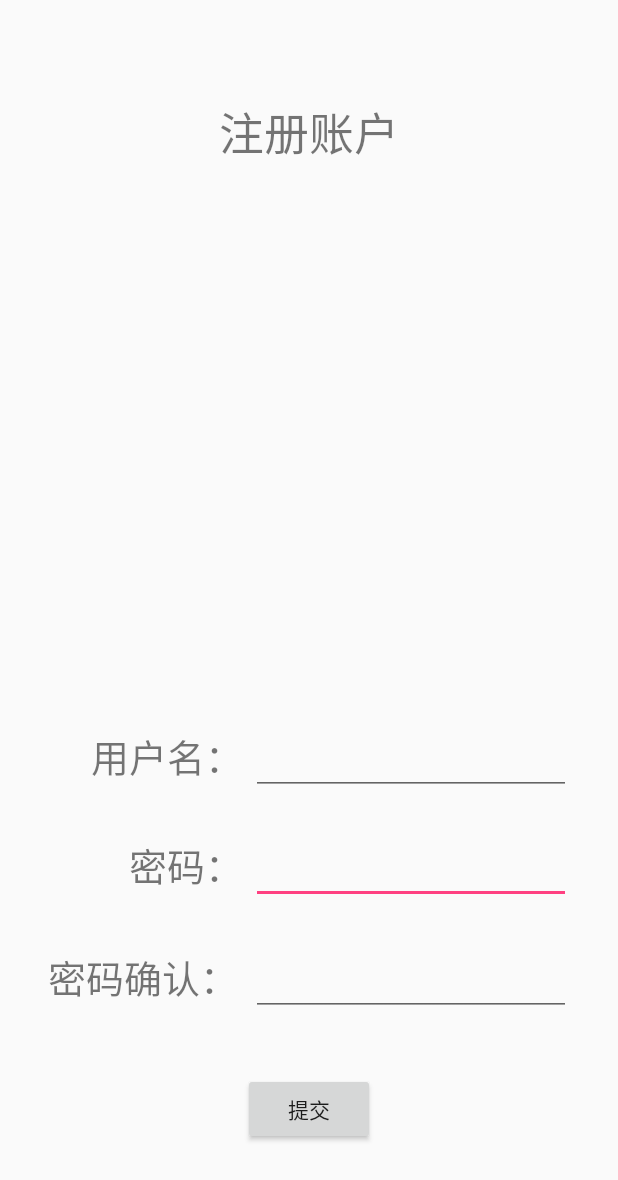
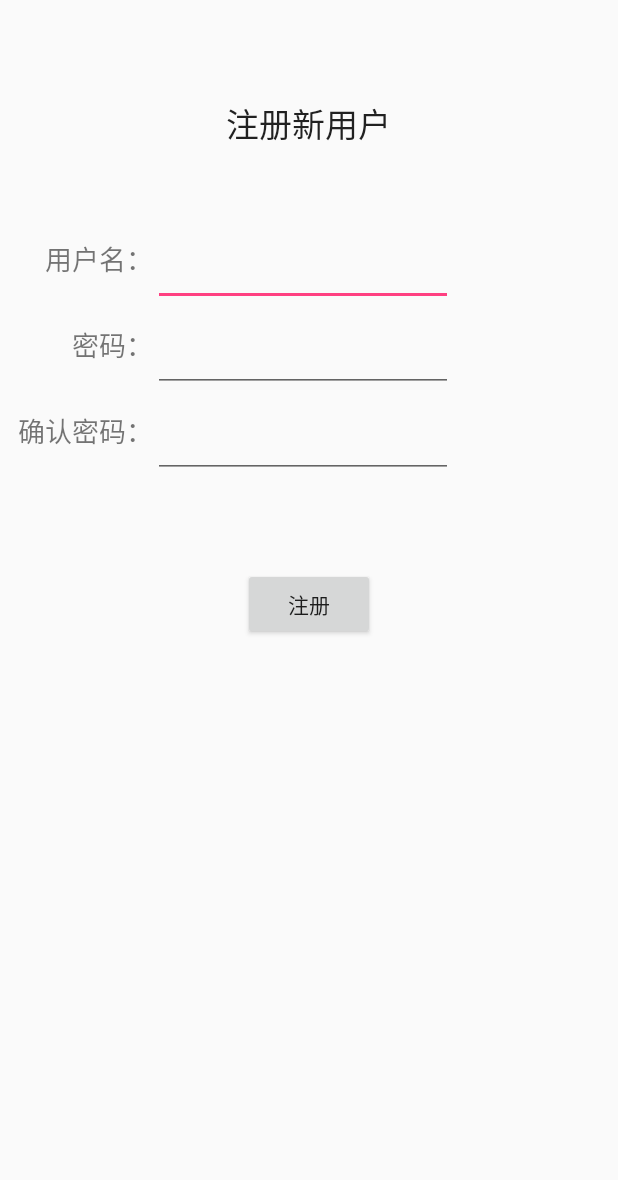
Before and after one commit to renisfan/software_develop, an Android app: the RegisterActivity screen opened directly, with no data from a screen before it, on a phone screen of 412 x 824 dp. Shown: the top 1180 px of the screen. Run offline under Robolectric (Android 15) with nearby library versions, the phone set to English and light mode, and no system bars.

Commit message:
Fix UI & Game bugs
Fix UI for login/register.
Fix game bugs, improve game level & UI design.
Move logout check to MainActivity.finish()
Code cleanup & add comments.

```diff
--- a/MatchCards/app/src/main/AndroidManifest.xml
+++ b/MatchCards/app/src/main/AndroidManifest.xml
@@ -10,8 +10,7 @@
         android:theme="@style/AppTheme" >
         <activity
             android:name=".LoginActivity"
-            android:label="@string/app_name"
-            android:theme="@style/AppTheme" >
+            android:label="@string/app_name" >
             <intent-filter>
                 <action android:name="android.intent.action.MAIN" />
 
--- a/MatchCards/app/src/main/java/com/fdusoft/matchcards/GameFragment.java
+++ b/MatchCards/app/src/main/java/com/fdusoft/matchcards/GameFragment.java
@@ -62,7 +62,6 @@ public class GameFragment extends Fragment {
 
             @Override
             public void onClick(View v) {
-                // TODO Auto-generated method stub
                 if (gameChance <= 0) {
                     Toast.makeText(getActivity().getApplicationContext(),
                             "游戏次数不足!", Toast.LENGTH_SHORT).show();
@@ -73,7 +72,7 @@ public class GameFragment extends Fragment {
                                     gameChance));
                     Intent intent = new Intent();
                     intent.setClass(getActivity(), GameActivity.class);
-                    getActivity().startActivityForResult(intent, 0);
+                    getActivity().startActivityForResult(intent, MainActivity.REQUEST_GAME);
                 }
             }
         });
--- a/MatchCards/app/src/main/res/layout/activity_register.xml
+++ b/MatchCards/app/src/main/res/layout/activity_register.xml
@@ -2,92 +2,88 @@
 <RelativeLayout xmlns:android="http://schemas.android.com/apk/res/android"
     android:layout_width="match_parent" android:layout_height="match_parent">
 
-    <TextView android:text="注册账户" android:layout_width="wrap_content"
+    <TextView android:text="@string/register_hint" android:layout_width="wrap_content"
         android:layout_height="wrap_content"
-        android:id="@+id/textView"
-        android:textSize="30dp"
+        android:textAppearance="?android:attr/textAppearanceLarge"
+        android:id="@+id/register_title"
         android:layout_alignParentTop="true"
         android:layout_centerHorizontal="true"
         android:layout_marginTop="65dp" />
 
+    <TextView
+        android:layout_width="wrap_content"
+        android:layout_height="wrap_content"
+        android:text="@string/input_username"
+        android:id="@+id/register_username"
+        android:gravity="center"
+        android:textSize="18sp"
+        android:layout_alignParentLeft="true"
+        android:layout_alignParentStart="true"
+        android:layout_below="@id/register_title"
+        android:layout_marginTop="60dp"
+        android:layout_marginLeft="30dp"
+        android:layout_marginStart="30dp"/>
+
     <EditText
+        android:layout_width="200dp"
+        android:layout_height="wrap_content"
+        android:inputType="text"
+        android:ems="10"
+        android:id="@+id/eusername"
+        android:layout_alignTop="@id/register_username"
+        android:layout_toRightOf="@id/register_username"
+        android:layout_toEndOf="@id/register_username"/>
+
+    <TextView
         android:layout_width="wrap_content"
+        android:layout_height="wrap_content"
+        android:text="@string/input_password"
+        android:id="@+id/register_password"
+        android:gravity="center"
+        android:textSize="18sp"
+        android:layout_below="@id/register_username"
+        android:layout_alignRight="@+id/register_username"
+        android:layout_alignEnd="@id/register_username"
+        android:layout_marginTop="30dp" />
+
+    <EditText
+        android:layout_width="200dp"
         android:layout_height="wrap_content"
         android:inputType="textPassword"
         android:ems="10"
         android:id="@+id/epassword"
-        android:layout_alignParentBottom="true"
-        android:layout_alignParentRight="true"
-        android:layout_alignParentEnd="true"
-        android:layout_marginRight="31dp"
-        android:layout_marginEnd="31dp"
-        android:layout_marginBottom="221dp" />
-
-    <EditText
-        android:layout_width="wrap_content"
-        android:layout_height="wrap_content"
-        android:inputType="textPersonName"
-        android:ems="10"
-        android:id="@+id/eusername"
-        android:layout_marginBottom="27dp"
-        android:layout_above="@+id/epassword"
-        android:layout_alignLeft="@+id/epassword"
-        android:layout_alignStart="@+id/epassword"
-        android:layout_alignRight="@+id/epassword"
-        android:layout_alignEnd="@+id/epassword" />
+        android:layout_alignTop="@id/register_password"
+        android:layout_toRightOf="@id/register_password"
+        android:layout_toEndOf="@id/register_password" />
 
     <TextView
         android:layout_width="wrap_content"
         android:layout_height="wrap_content"
-        android:text="用户名："
-        android:id="@+id/textView2"
+        android:text="@string/input_password2"
+        android:id="@+id/register_password2"
         android:gravity="center"
-        android:textSize="25dp"
-        android:layout_alignTop="@+id/eusername"
-        android:layout_toLeftOf="@+id/button"
-        android:layout_toStartOf="@+id/button" />
-
-    <TextView
-        android:layout_width="wrap_content"
-        android:layout_height="wrap_content"
-        android:text="         密码："
-        android:id="@+id/textView3"
-        android:textSize="25dp"
-        android:gravity="center"
-        android:layout_alignTop="@+id/epassword"
-        android:layout_alignRight="@+id/textView2"
-        android:layout_alignEnd="@+id/textView2" />
+        android:textSize="18sp"
+        android:layout_below="@id/register_password"
+        android:layout_alignRight="@+id/register_password"
+        android:layout_alignEnd="@+id/register_password"
+        android:layout_marginTop="30dp"/>
 
     <EditText
-        android:layout_width="wrap_content"
+        android:layout_width="200dp"
         android:layout_height="wrap_content"
         android:inputType="textPassword"
         android:ems="10"
         android:id="@+id/epassword2"
-        android:layout_below="@+id/textView3"
-        android:layout_alignLeft="@+id/epassword"
-        android:layout_alignStart="@+id/epassword"
-        android:layout_marginTop="36dp"
-        android:layout_alignRight="@+id/epassword"
-        android:layout_alignEnd="@+id/epassword" />
-
-    <TextView
-        android:layout_width="wrap_content"
-        android:layout_height="wrap_content"
-        android:text="密码确认："
-        android:id="@+id/textView4"
-        android:textSize="25dp"
-        android:gravity="center"
-        android:layout_alignTop="@+id/epassword2"
-        android:layout_alignLeft="@+id/textView3"
-        android:layout_alignStart="@+id/textView3" />
+        android:layout_alignTop="@id/register_password2"
+        android:layout_toRightOf="@+id/register_password2"
+        android:layout_toEndOf="@+id/register_password2" />
 
     <Button
         android:layout_width="wrap_content"
         android:layout_height="wrap_content"
-        android:text="提交"
+        android:text="@string/action_register"
         android:id="@+id/button"
-        android:layout_marginTop="38dp"
+        android:layout_marginTop="60dp"
         android:layout_below="@+id/epassword2"
         android:layout_centerHorizontal="true" />
 </RelativeLayout>
--- a/MatchCards/app/src/main/res/values/strings.xml
+++ b/MatchCards/app/src/main/res/values/strings.xml
@@ -7,15 +7,25 @@
     <string name="friend_section">我的好友</string>
     <string name="group_section">我的群组</string>
     <string name="action_logout">注销</string>
+    <string name="login_hint">用户登录</string>
     <string name="action_login">登录</string>
     <string name="action_register">注册</string>
+    <string name="register_hint">注册新用户</string>
+    <string name="input_username">用户名：</string>
+    <string name="input_password">密码：</string>
+    <string name="input_password2">确认密码：</string>
+    <string name="register_success">注册成功</string>
+    <string name="error_name_used">该用户名已被注册</string>
+    <string name="error_diffrent_password">两次密码不一致</string>
+    <string name="error_empty">用户名密码不能为空</string>
+    <string name="action_confirm">确定</string>
     <string name="action_cancel">取消</string>
     <string name="username_hint">输入用户名</string>
     <string name="password_hint">输入密码</string>
     <string name="game_chance">剩余游戏次数:%1$d</string>
     <string name="high_score">我的最高分:%1$d</string>
     <string name="game_start">开始游戏</string>
-    <string name="game_score">MatchCards Preview\nScore: %1$d</string>
+    <string name="game_score">分数:%1$d</string>
     <string name="game_level">等级:%1$d　限时:%2$d秒</string>
     <string name="action_settings">设置</string>
 </resources>
```
Also changed, not shown: MatchCards/app/src/main/java/com/fdusoft/matchcards/CardAdapter.java (+4 -8 lines), MatchCards/app/src/main/java/com/fdusoft/matchcards/GameActivity.java (+59 -21 lines), MatchCards/app/src/main/java/com/fdusoft/matchcards/LoginActivity.java (+9 -10 lines), MatchCards/app/src/main/java/com/fdusoft/matchcards/MainActivity.java (+26 -21 lines), MatchCards/app/src/main/java/com/fdusoft/matchcards/RegisterActivity.java (+15 -20 lines), MatchCards/app/src/main/res/layout/activity_game.xml (+15 -15 lines), MatchCards/app/src/main/res/layout/activity_login.xml (+26 -16 lines).
